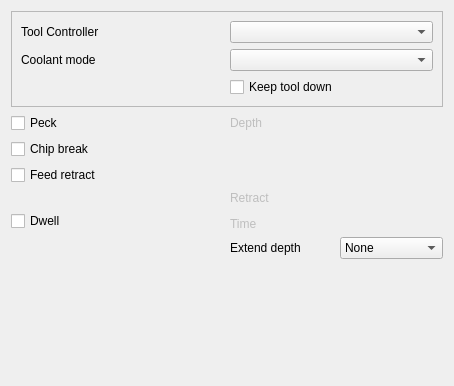
Old version of the form src/Mod/CAM/Gui/Resources/panels/PageOpDrillingEdit.ui in the repository southseact-3d/fcd.
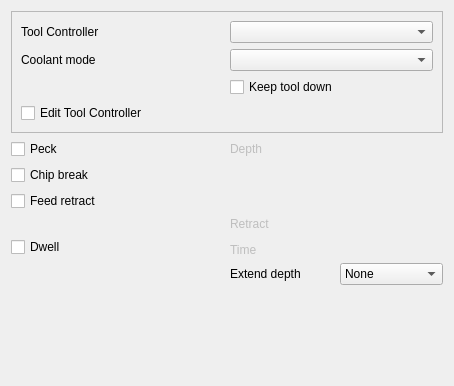
New version of the form. Custom widgets are drawn as their Qt base class.

Commit message: [CAM] Add UI elements for viewing and editing tool controller parameters from within the operation edit UI (#23180)

Patch:
```diff
--- a/src/Mod/CAM/Gui/Resources/panels/PageOpDrillingEdit.ui
+++ b/src/Mod/CAM/Gui/Resources/panels/PageOpDrillingEdit.ui
@@ -56,8 +56,8 @@
          <string>The tool and its settings to be used for this operation</string>
         </property>
        </widget>
-     </item>
-     <item row="8" column="1">
+      </item>
+      <item row="2" column="1">
        <widget class="QCheckBox" name="KeepToolDownEnabled">
         <property name="toolTip">
          <string>Do not retract after every hole</string>
@@ -67,6 +67,13 @@
         </property>
        </widget>
       </item>
+      <item row="3" column="0" colspan="2">
+       <widget class="QCheckBox" name="editToolController">
+        <property name="text">
+         <string>Edit Tool Controller</string>
+        </property>
+       </widget>
+      </item>
      </layout>
     </widget>
    </item>
```
The commit also changes 26 other files.
